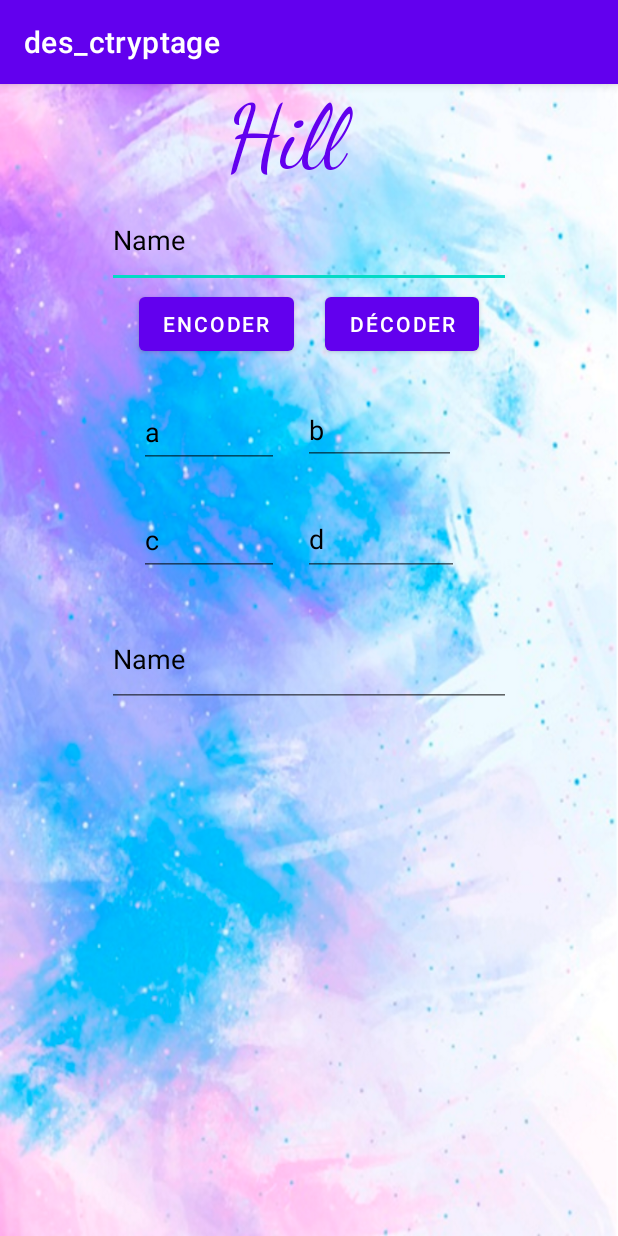
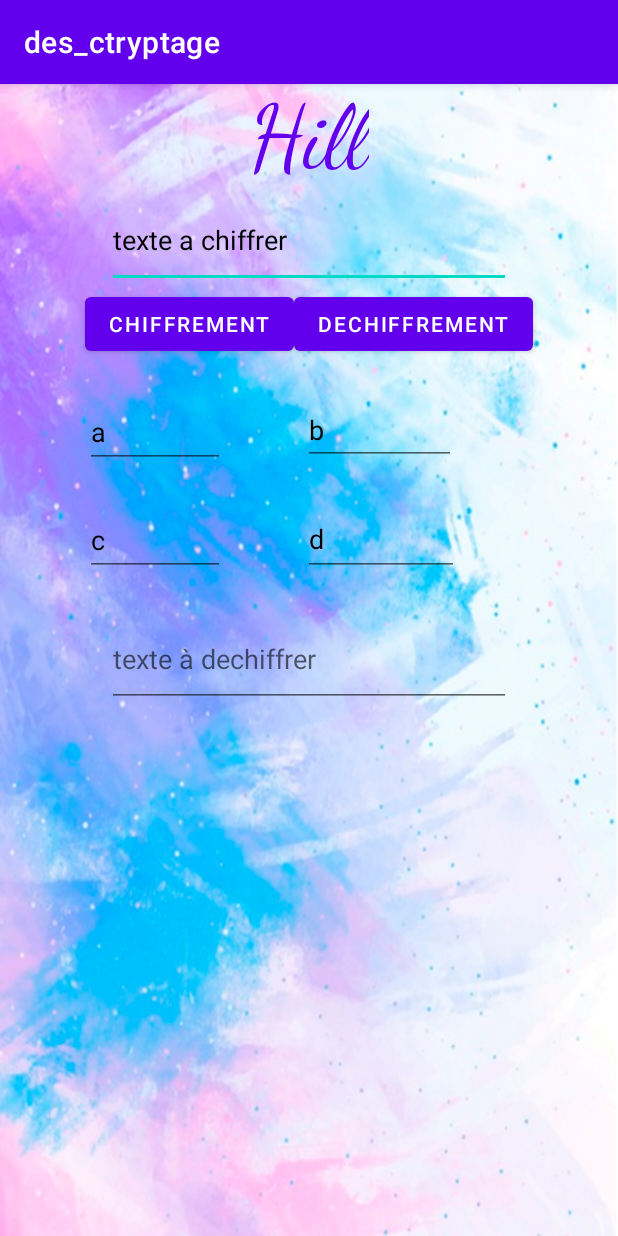
Before and after one commit to Devime/des_ctryptage, an Android app: the Hill screen opened directly, with no data from a screen before it, on a phone screen of 412 x 824 dp. Run offline under Robolectric (Android 15) with nearby library versions, the phone set to English and light mode, and no system bars; Roboto replaces fonts that are not available here.

Commit message:
suppression des warning des layout

```diff
--- a/app/src/main/res/layout/activity_hill.xml
+++ b/app/src/main/res/layout/activity_hill.xml
@@ -1,6 +1,5 @@
 <?xml version="1.0" encoding="utf-8"?>
 <androidx.constraintlayout.widget.ConstraintLayout xmlns:android="http://schemas.android.com/apk/res/android"
-    xmlns:tools="http://schemas.android.com/tools"
     android:layout_width="match_parent"
     android:layout_height="match_parent"
     xmlns:app="http://schemas.android.com/apk/res-auto"
@@ -11,18 +10,20 @@
         android:layout_width="269dp"
         android:layout_height="63dp"
         android:ems="10"
-        android:inputType="textPersonName"
-        android:text="Name"
+        android:inputType="text"
+        android:text="@string/texte_a_chiffrer"
         android:textColor="@color/black"
         app:layout_constraintTop_toBottomOf="@id/titre"
         app:layout_constraintRight_toRightOf="parent"
-        app:layout_constraintLeft_toLeftOf="parent"/>
+        app:layout_constraintLeft_toLeftOf="parent"
+        android:importantForAutofill="no"
+        android:hint="@string/texte_a_chiffrer"/>
 
     <Button
         android:id="@+id/encoder"
         android:layout_width="wrap_content"
         android:layout_height="wrap_content"
-        android:text="encoder"
+        android:text="@string/chiffrement"
         app:layout_constraintTop_toBottomOf="@id/textbase"
         app:layout_constraintLeft_toLeftOf="@id/textbase"
         app:layout_constraintRight_toLeftOf="@id/decoder" />
@@ -31,7 +32,7 @@
         android:id="@+id/decoder"
         android:layout_width="wrap_content"
         android:layout_height="wrap_content"
-        android:text="Décoder"
+        android:text="@string/dechiffrement"
         app:layout_constraintTop_toBottomOf="@id/textbase"
         app:layout_constraintRight_toRightOf="@id/textbase"
         app:layout_constraintLeft_toRightOf="@id/encoder"/>
@@ -43,11 +44,13 @@
         android:layout_height="48dp"
         android:ems="10"
         android:inputType="number"
-        android:text="a"
+        android:text="@string/a"
         android:textColor="@color/black"
         app:layout_constraintBottom_toTopOf="@id/c"
         app:layout_constraintLeft_toLeftOf="@id/encoder"
-        app:layout_constraintTop_toBottomOf="@id/encoder" />
+        app:layout_constraintTop_toBottomOf="@id/encoder"
+        android:importantForAutofill="no"
+        android:hint="@string/a" />
 
 
     <EditText
@@ -56,12 +59,14 @@
         android:layout_height="46dp"
         android:ems="10"
         android:inputType="number"
-        android:text="b"
+        android:text="@string/b"
         android:textColor="@color/black"
         app:layout_constraintBottom_toTopOf="@id/d"
         app:layout_constraintLeft_toRightOf="@id/a"
         app:layout_constraintRight_toRightOf="@id/decoder"
-        app:layout_constraintTop_toBottomOf="@id/decoder" />
+        app:layout_constraintTop_toBottomOf="@id/decoder"
+        android:importantForAutofill="no"
+        android:hint="@string/b"/>
 
     <EditText
         android:id="@+id/c"
@@ -69,11 +74,13 @@
         android:layout_height="48dp"
         android:ems="10"
         android:inputType="number"
-        android:text="c"
+        android:text="@string/c"
         android:textColor="@color/black"
         app:layout_constraintBottom_toTopOf="@id/textsortie"
         app:layout_constraintLeft_toLeftOf="@id/a"
-        app:layout_constraintTop_toBottomOf="@id/a" />
+        app:layout_constraintTop_toBottomOf="@id/a"
+        android:importantForAutofill="no"
+        android:hint="@string/c"/>
 
     <EditText
         android:id="@+id/d"
@@ -81,11 +88,13 @@
         android:layout_height="49dp"
         android:ems="10"
         android:inputType="number"
-        android:text="d"
+        android:text="@string/d"
         android:textColor="@color/black"
         app:layout_constraintBottom_toTopOf="@id/textsortie"
         app:layout_constraintLeft_toLeftOf="@id/b"
-        app:layout_constraintTop_toBottomOf="@id/b" />
+        app:layout_constraintTop_toBottomOf="@id/b"
+        android:importantForAutofill="no"
+        android:hint="@string/d"/>
 
     <EditText
         android:id="@+id/textsortie"
@@ -94,19 +103,20 @@
         android:layout_marginTop="96dp"
         android:ems="10"
         android:inputType="textPersonName"
-        android:text="Name"
+        android:text=""
         android:textColor="@color/black"
         app:layout_constraintTop_toBottomOf="@id/a"
         app:layout_constraintLeft_toLeftOf="parent"
         app:layout_constraintRight_toRightOf="parent"
-        />
+        android:importantForAutofill="no"
+        android:hint="@string/texte_dechiffrer"/>
 
     <TextView
         android:id="@+id/titre"
         android:layout_width="wrap_content"
         android:layout_height="wrap_content"
         android:fontFamily="cursive"
-        android:text="Hill  "
+        android:text="@string/hill"
         android:textSize="60sp"
         android:textColor="@color/purple_500"
         app:layout_constraintBottom_toTopOf="@id/textbase"
--- a/app/src/main/res/values/strings.xml
+++ b/app/src/main/res/values/strings.xml
@@ -1,3 +1,32 @@
 <resources>
     <string name="app_name">des_ctryptage</string>
+    <string name="atbash">Atbash</string>
+    <string name="chriffrement">chriffrement</string>
+    <string name="texte_a_chiffrer">texte a chiffrer</string>
+    <string name="d_chiffrement">déchiffrement</string>
+    <string name="c_sar">César</string>
+    <string name="crypter">crypter</string>
+    <string name="decrypter">decrypter</string>
+    <string name="delastelle">Delastelle</string>
+    <string name="clef">clef :</string>
+    <string name="chiffrement">chiffrement</string>
+    <string name="dechiffrement">dechiffrement</string>
+    <string name="make_random_polybe">make random polybe</string>
+    <string name="a">a</string>
+    <string name="b">b</string>
+    <string name="c">c</string>
+    <string name="d">d</string>
+    <string name="hill">Hill</string>
+    <string name="playfair">PlayFair</string>
+    <string name="cesar">Cesar</string>
+    <string name="polybe">Polybe</string>
+    <string name="transposition_rectangulaire">Transposition rectangulaire</string>
+    <string name="vigen_re">Vigenére</string>
+    <string name="texte_cach">texte caché</string>
+    <string name="texte">texte :</string>
+    <string name="defaul">default</string>
+    <string name="random">Random</string>
+    <string name="transposition">Transposition</string>
+    <string name="texte_de_base">Texte de base</string>
+    <string name="texte_dechiffrer">texte à dechiffrer</string>
 </resources>
```
Also changed, not shown: app/src/main/res/layout/activity_atbash.xml (+7 -5 lines), app/src/main/res/layout/activity_cesar.xml (+11 -6 lines), app/src/main/res/layout/activity_delastelle.xml (+16 -11 lines), app/src/main/res/layout/activity_main.xml (+8 -8 lines), app/src/main/res/layout/activity_playfair.xml (+17 -13 lines), app/src/main/res/layout/activity_polybe.xml (+15 -11 lines), app/src/main/res/layout/activity_transpositionrect.xml (+19 -13 lines), app/src/main/res/layout/activity_vigenere.xml (+17 -12 lines).
